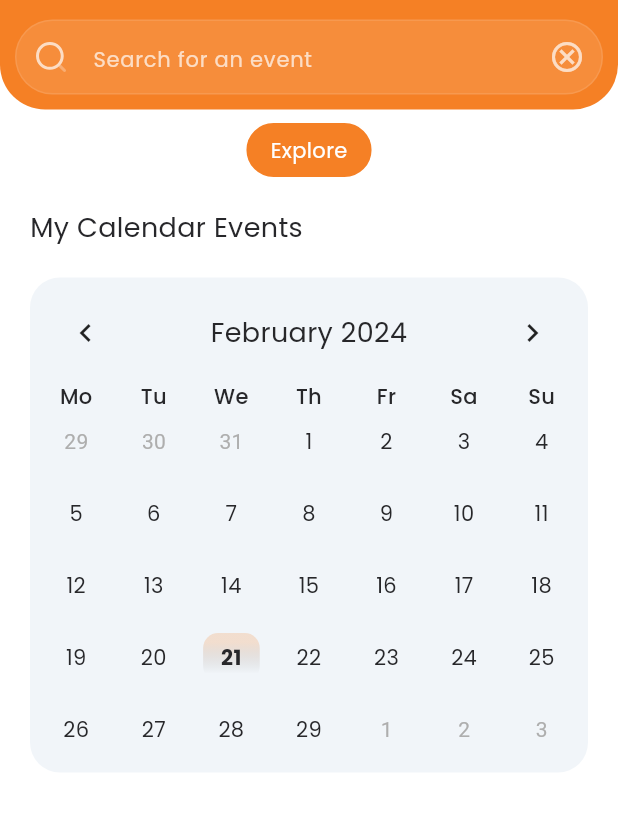
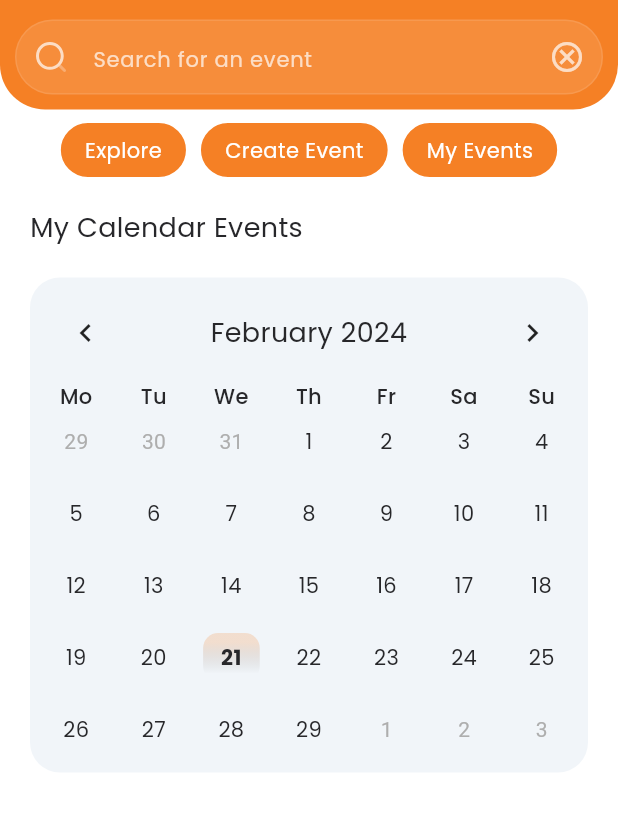
Before and after one commit to venkylm10/zipbuzz, a Flutter app: the HomeTab screen opened directly, on a phone screen of 412 x 824 dp, the part 72-903 px from its top. Run offline on Flutter 3.47's test engine with Material 3 defaults, Android fonts, the phone set to English and light mode, and no system bars; drawn by our look-alikes of table_calendar; our stand-ins replace cached_network_image, contacts_service, dio, firebase_auth, firebase_core, firebase_database and 16 more; missing offline and left inert: country_dial_code, interval_time_picker; accounts and stored records are empty; generated files the repository leaves out were written again; network calls fail.

Commit message:
minor changes

```diff
--- a/lib/controllers/home/home_tab_controller.dart
+++ b/lib/controllers/home/home_tab_controller.dart
@@ -100,7 +100,7 @@ class HomeTabController extends StateNotifier<HomeTabState> {
 
   void toggleHomeTabInterest(InterestModel interest) {
     if (containsInterest(interest.activity)) {
-      if (state.currentInterests.length == 5) {
+      if (state.currentInterests.length <= 3) {
         return;
       }
       final interests =
--- a/lib/pages/events/create_event_tab.dart
+++ b/lib/pages/events/create_event_tab.dart
@@ -13,7 +13,7 @@ import 'package:zipbuzz/widgets/common/broad_divider.dart';
 import 'package:zipbuzz/widgets/create_event/add_hosts.dart';
 import 'package:zipbuzz/widgets/create_event/event_type_and_capacity.dart';
 import 'package:zipbuzz/widgets/create_event/guest_list_type.dart';
-import 'package:zipbuzz/widgets/create_event/create_event.dart';
+import 'package:zipbuzz/widgets/create_event/add_event_photos.dart';
 
 class CreateEvent extends ConsumerStatefulWidget {
   const CreateEvent({super.key});
@@ -78,7 +78,7 @@ class _CreateEventState extends ConsumerState<CreateEvent> {
                   SvgPicture.asset(Assets.icons.save_event),
                   const SizedBox(width: 8),
                   Text(
-                    "Save & Preview",
+                    "Save & Invite",
                     style: AppStyles.h3.copyWith(
                       fontWeight: FontWeight.w600,
                       color: Colors.white,
--- a/lib/pages/home/home_tab.dart
+++ b/lib/pages/home/home_tab.dart
@@ -1,5 +1,6 @@
 import 'package:flutter/material.dart';
 import 'package:flutter_riverpod/flutter_riverpod.dart';
+import 'package:zipbuzz/controllers/events/events_tab_controler.dart';
 import 'package:zipbuzz/controllers/home/home_tab_controller.dart';
 import 'package:zipbuzz/controllers/profile/user_controller.dart';
 import 'package:zipbuzz/models/interests/requests/user_interests_update_model.dart';
@@ -110,7 +111,7 @@ class _HomeTabState extends ConsumerState<HomeTab> {
               children: [
                 buildInterests(context),
                 buildPageIndicator(),
-                buildInterestTypeButton(),
+                buildHomeTabButtons(),
                 const SizedBox(height: 10),
                 homeTabController.queryController.text.trim().isNotEmpty
                     ? const EventsSearchResults()
@@ -133,10 +134,15 @@ class _HomeTabState extends ConsumerState<HomeTab> {
     );
   }
 
-  Row buildInterestTypeButton() {
+  Widget buildHomeTabButtons() {
     return Row(
       mainAxisAlignment: MainAxisAlignment.center,
-      mainAxisSize: MainAxisSize.max,
+      children: [
+        Wrap(
+          direction: Axis.horizontal,
+          runAlignment: WrapAlignment.center,
+          runSpacing: 8,
+          spacing: 8,
           children: [
             GestureDetector(
               onTap: () async {
@@ -177,6 +183,50 @@ class _HomeTabState extends ConsumerState<HomeTab> {
                   ),
                 ),
               ),
+            ),
+            GestureDetector(
+              onTap: () {
+                ref.read(homeTabControllerProvider.notifier).updateIndex(1);
+                ref.read(eventTabControllerProvider.notifier).updateIndex(2);
+              },
+              child: Container(
+                padding: const EdgeInsets.symmetric(vertical: 8, horizontal: 16),
+                margin: const EdgeInsets.only(top: 8),
+                decoration: BoxDecoration(
+                  borderRadius: BorderRadius.circular(360),
+                  border: Border.all(color: Colors.white),
+                  color: AppColors.primaryColor,
+                ),
+                child: Text(
+                  "Create Event",
+                  style: AppStyles.h4.copyWith(
+                    color: Colors.white,
+                  ),
+                ),
+              ),
+            ),
+            GestureDetector(
+              onTap: () {
+                ref.read(homeTabControllerProvider.notifier).updateIndex(1);
+                ref.read(eventTabControllerProvider.notifier).updateIndex(0);
+              },
+              child: Container(
+                padding: const EdgeInsets.symmetric(vertical: 8, horizontal: 16),
+                margin: const EdgeInsets.only(top: 8),
+                decoration: BoxDecoration(
+                  borderRadius: BorderRadius.circular(360),
+                  border: Border.all(color: Colors.white),
+                  color: AppColors.primaryColor,
+                ),
+                child: Text(
+                  "My Events",
+                  style: AppStyles.h4.copyWith(
+                    color: Colors.white,
+                  ),
+                ),
+              ),
+            )
+          ],
         ),
       ],
     );
--- a/lib/pages/profile/profile_tab.dart
+++ b/lib/pages/profile/profile_tab.dart
@@ -195,7 +195,7 @@ class _ProfileTabState extends ConsumerState<ProfileTab> {
                   mainAxisAlignment: MainAxisAlignment.center,
                   children: [
                     Text(
-                      "Version: 0.0.11",
+                      "Version: 0.1.1",
                       style: AppStyles.h5.copyWith(
                         fontStyle: FontStyle.italic,
                       ),
--- a/lib/widgets/create_event/add_hosts.dart
+++ b/lib/widgets/create_event/add_hosts.dart
@@ -24,7 +24,7 @@ class _AddHostsState extends ConsumerState<AddHosts> {
       crossAxisAlignment: CrossAxisAlignment.start,
       children: [
         Text(
-          "Hosts & Co-hosts",
+          "Hosts",
           style: AppStyles.h5.copyWith(color: AppColors.lightGreyColor),
         ),
         const SizedBox(height: 16),
--- a/lib/widgets/event_details_page/event_buttons.dart
+++ b/lib/widgets/event_details_page/event_buttons.dart
@@ -108,7 +108,7 @@ class _EventButtonsState extends ConsumerState<EventButtons> {
                             SvgPicture.asset(Assets.icons.people, height: 20),
                             const SizedBox(width: 8),
                             Text(
-                              "Invite people",
+                              "Invite Guests",
                               style: AppStyles.h5.copyWith(
                                 fontWeight: FontWeight.w600,
                               ),
--- a/lib/widgets/event_details_page/event_invite.dart
+++ b/lib/widgets/event_details_page/event_invite.dart
@@ -72,7 +72,7 @@ class _EventInviteState extends ConsumerState<EventInvite> {
               ),
               const SizedBox(height: 12),
               Text(
-                "Invite People",
+                "Invite Guests",
                 style: AppStyles.h2.copyWith(
                   fontWeight: FontWeight.bold,
                 ),
```
Also changed, not shown: lib/pages/event_details/event_details_page.dart (+6 -6 lines), lib/pages/events/create_event_form.dart (+40 -32 lines), lib/pages/events/edit_event_form.dart (+40 -32 lines), lib/pages/events/past_events.dart (+6 -3 lines), lib/pages/events/upcoming_events.dart (+6 -3 lines), lib/pages/home/activities_sheet.dart (+9 -15 lines), lib/widgets/create_event/add_event_photos.dart (renamed from lib/widgets/create_event/create_event.dart). Lines whose indentation alone changed are shown as unchanged.
